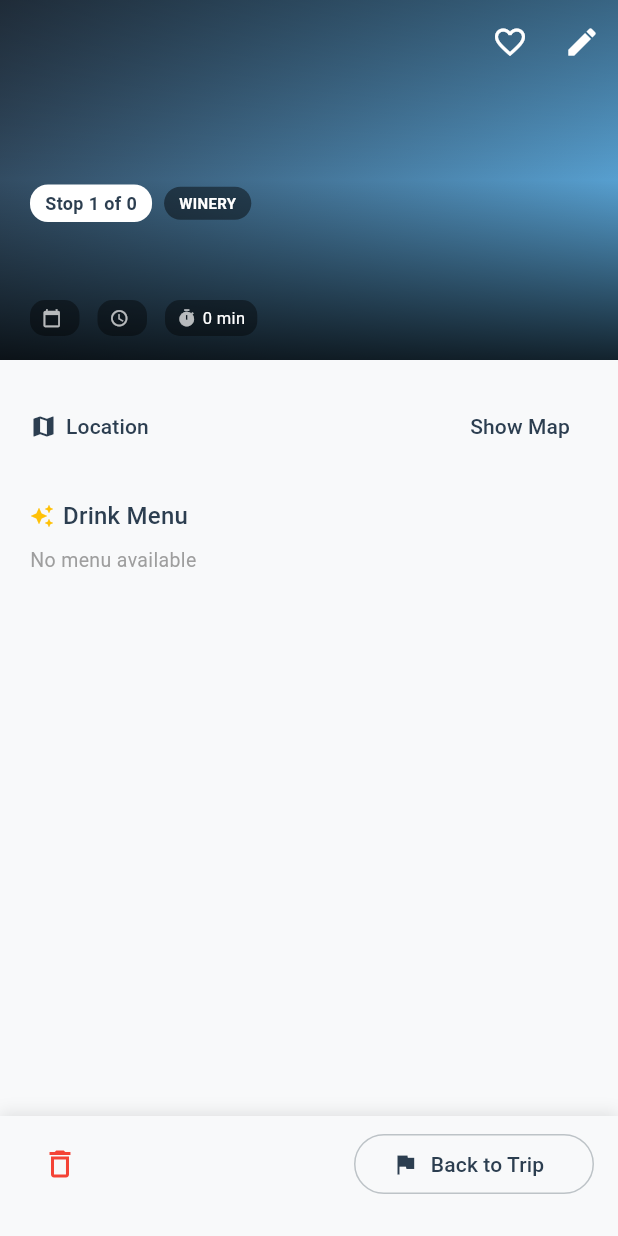
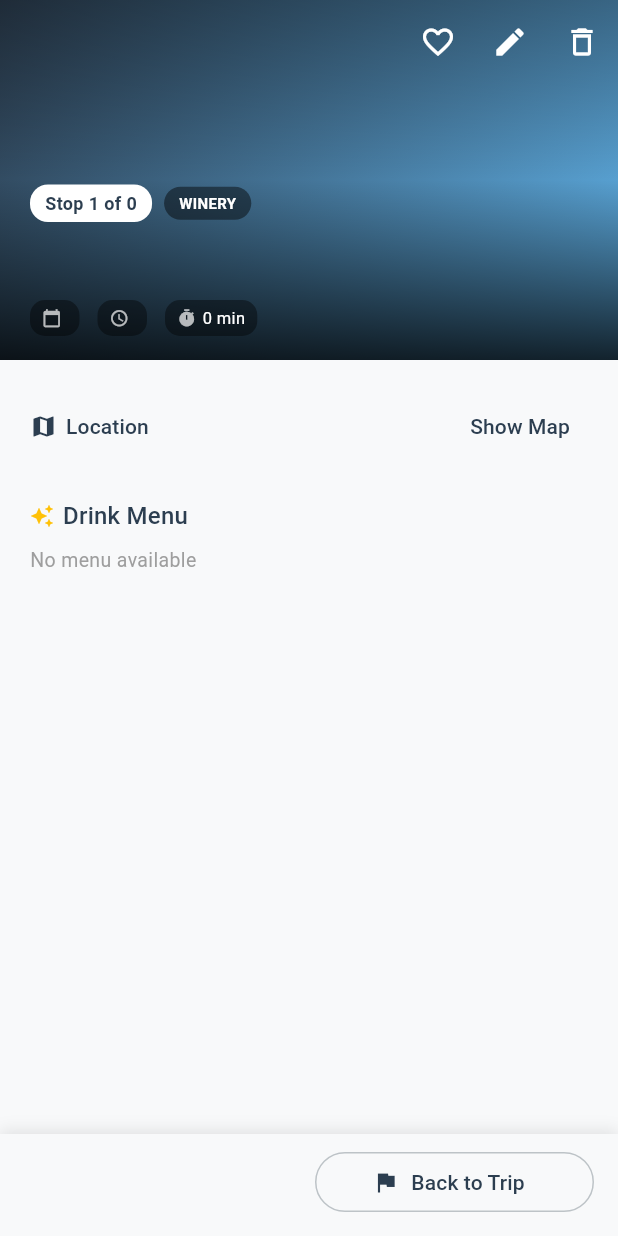
Before and after one commit to BillClerici/vino, a Flutter app: the _StopView screen opened directly with empty values, on a phone screen of 412 x 824 dp. Run offline on Flutter 3.47's test engine with Material 3 defaults, Android fonts, the phone set to English and light mode, and no system bars; our stand-ins replace dio, flutter_riverpod, flutter_secure_storage, go_router, google_maps_flutter, google_sign_in and 3 more; missing offline and left inert: dart:js_interop; accounts and stored records are empty; network calls fail.

Commit message:
Delete Trips & Stops Fixes

```diff
--- a/mobile/lib/features/trips/screens/trip_stop_detail_screen.dart
+++ b/mobile/lib/features/trips/screens/trip_stop_detail_screen.dart
@@ -348,6 +348,9 @@ class _TripStopDetailScreenState extends ConsumerState<TripStopDetailScreen> {
         '${ApiPaths.trips}${widget.tripId}/stops/${stop.id}/',
       );
       if (mounted) {
+        // Hide the map first to prevent Google Maps iframe from
+        // intercepting the navigation on web
+        setState(() => _showMap = false);
         ScaffoldMessenger.of(context).showSnackBar(
           SnackBar(
             content: Text('${stop.place?.name ?? "Stop"} removed'),
@@ -355,9 +358,17 @@ class _TripStopDetailScreenState extends ConsumerState<TripStopDetailScreen> {
             duration: const Duration(seconds: 2),
           ),
         );
-        // Go back to trip detail and refresh
         ref.invalidate(tripDetailProvider(widget.tripId));
-        context.go('/trips/${widget.tripId}');
+        // Defer navigation to next frame so the map widget is fully disposed
+        WidgetsBinding.instance.addPostFrameCallback((_) {
+          if (mounted) {
+            if (context.canPop()) {
+              context.pop();
+            } else {
+              context.go('/trips/${widget.tripId}');
+            }
+          }
+        });
       }
     } catch (e) {
       if (mounted) {
@@ -496,6 +507,11 @@ class _StopView extends StatelessWidget {
                 icon: const Icon(Icons.edit),
                 tooltip: 'Edit Stop',
                 onPressed: onEditStop,
+              ),
+              IconButton(
+                icon: const Icon(Icons.delete_outline),
+                tooltip: 'Delete Stop',
+                onPressed: onRemoveStop,
               ),
             ],
             flexibleSpace: FlexibleSpaceBar(
@@ -641,8 +657,10 @@ class _StopView extends StatelessWidget {
                         place.zipCode,
                       ].where((s) => s.isNotEmpty).join(', '),
                       onTap: place.latitude != null && place.longitude != null
-                          ? () => launchUrl(Uri.parse(
-                              'https://www.google.com/maps/search/?api=1&query=${place.latitude},${place.longitude}'))
+                          ? () => launchUrl(
+                              Uri.parse('https://www.google.com/maps/search/?api=1&query=${place.latitude},${place.longitude}'),
+                              mode: LaunchMode.externalApplication,
+                            )
                           : null,
                     ),
                   if (place.phone.isNotEmpty)
@@ -700,7 +718,7 @@ class _StopView extends StatelessWidget {
                     ),
                   ],
 
-                  const SizedBox(height: 100), // room for nav bar
+                  const SizedBox(height: 60), // room for nav bar
                 ],
               ),
             ),
@@ -710,7 +728,7 @@ class _StopView extends StatelessWidget {
 
       // ── Bottom Prev/Next Navigation ──
       bottomNavigationBar: Container(
-        padding: const EdgeInsets.fromLTRB(16, 8, 16, 24),
+        padding: const EdgeInsets.fromLTRB(16, 8, 16, 12),
         decoration: BoxDecoration(
           color: Theme.of(context).scaffoldBackgroundColor,
           boxShadow: [
@@ -722,14 +740,6 @@ class _StopView extends StatelessWidget {
         ),
         child: Row(
           children: [
-            // Remove stop button
-            IconButton(
-              onPressed: onRemoveStop,
-              icon: const Icon(Icons.delete_outline),
-              tooltip: 'Remove Stop',
-              color: Colors.red,
-            ),
-            const SizedBox(width: 4),
             if (stopIndex > 0)
               Expanded(
                 child: OutlinedButton.icon(
```
Also changed, not shown: mobile/lib/features/trips/screens/trip_detail_screen.dart (+60 -8 lines), 2 other files.
